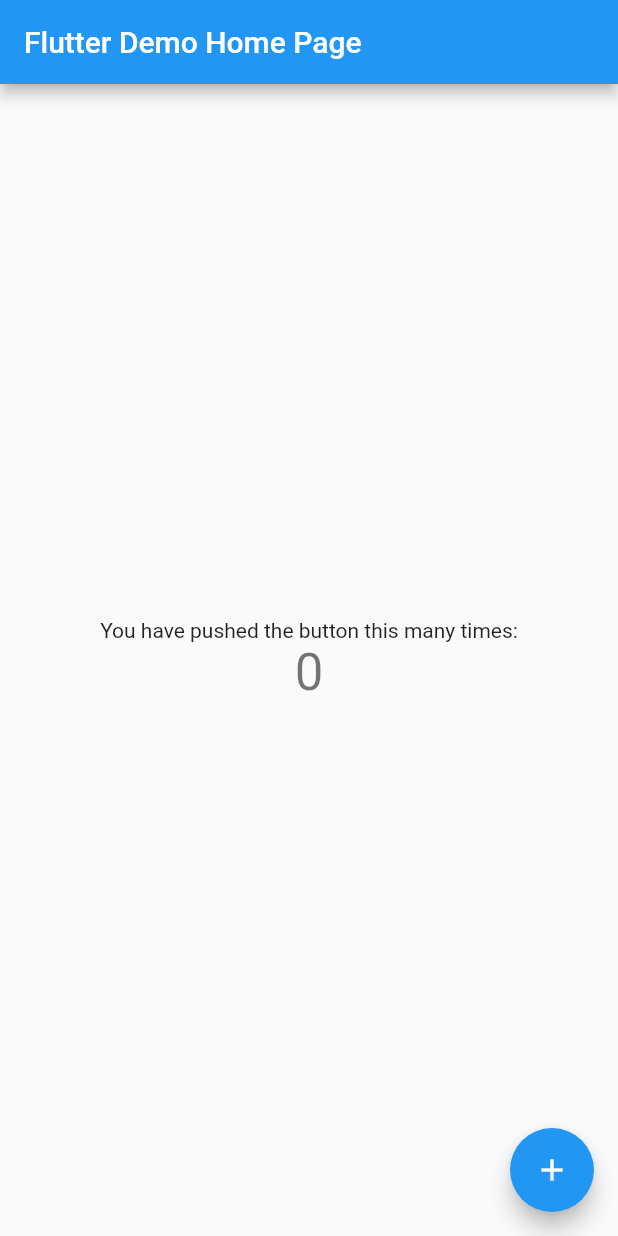
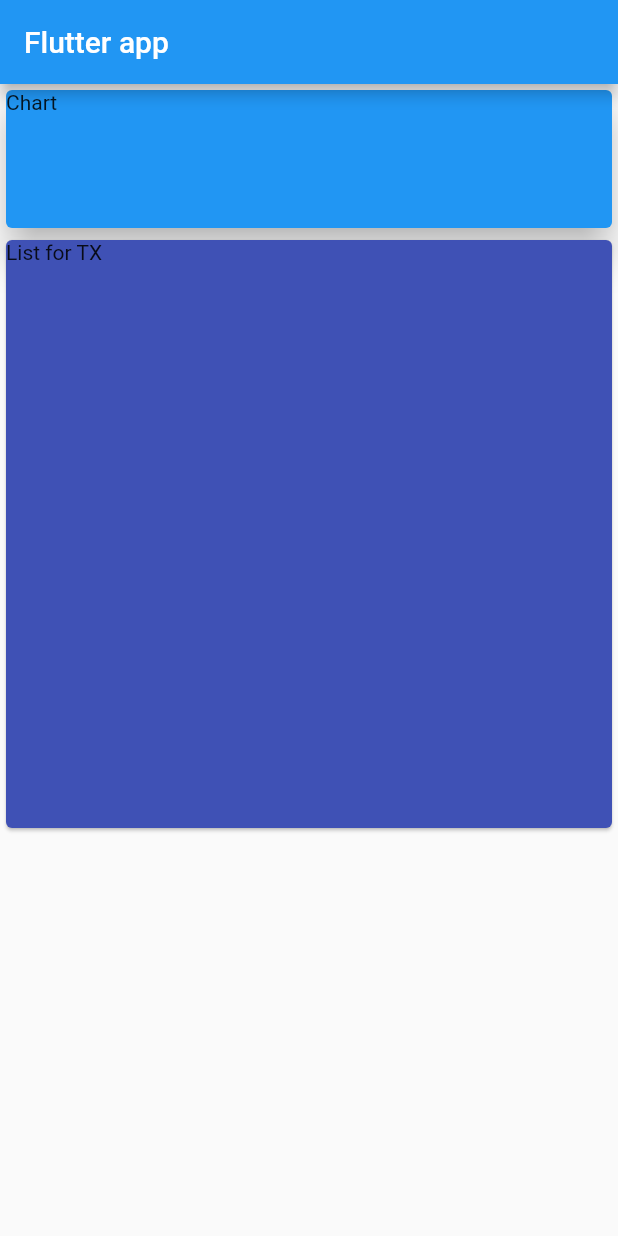
Before and after one commit to Adona12/Expense_Planner, a Flutter app: the screen it shows after launch, on a phone screen of 412 x 824 dp. Run offline on Flutter 3.47's test engine with Material 2 defaults, Android fonts, the phone set to English and light mode, and no system bars.

Commit message:
created our transaction class

```diff
--- a/lib/main.dart
+++ b/lib/main.dart
@@ -1,111 +1,54 @@
 import 'package:flutter/material.dart';
-
+import './transaction.dart';
 void main() => runApp(MyApp());
 
 class MyApp extends StatelessWidget {
-  // This widget is the root of your application.
   @override
   Widget build(BuildContext context) {
     return MaterialApp(
       title: 'Flutter Demo',
-      theme: ThemeData(
-        // This is the theme of your application.
-        //
-        // Try running your application with "flutter run". You'll see the
-        // application has a blue toolbar. Then, without quitting the app, try
-        // changing the primarySwatch below to Colors.green and then invoke
-        // "hot reload" (press "r" in the console where you ran "flutter run",
-        // or simply save your changes to "hot reload" in a Flutter IDE).
-        // Notice that the counter didn't reset back to zero; the application
-        // is not restarted.
-        primarySwatch: Colors.blue,
-      ),
-      home: MyHomePage(title: 'Flutter Demo Home Page'),
+      home: MyHomePage(),
     );
   }
 }
 
-class MyHomePage extends StatefulWidget {
-  MyHomePage({Key key, this.title}) : super(key: key);
+class MyHomePage extends StatelessWidget {
 
-  // This widget is the home page of your application. It is stateful, meaning
-  // that it has a State object (defined below) that contains fields that affect
-  // how it looks.
 
-  // This class is the configuration for the state. It holds the values (in this
-  // case the title) provided by the parent (in this case the App widget) and
-  // used by the build method of the State. Fields in a Widget subclass are
-  // always marked "final".
-
-  final String title;
-
-  @override
-  _MyHomePageState createState() => _MyHomePageState();
-}
-
-class _MyHomePageState extends State<MyHomePage> {
-  int _counter = 0;
-
-  void _incrementCounter() {
-    setState(() {
-      // This call to setState tells the Flutter framework that something has
-      // changed in this State, which causes it to rerun the build method below
-      // so that the display can reflect the updated values. If we changed
-      // _counter without calling setState(), then the build method would not be
-      // called again, and so nothing would appear to happen.
-      _counter++;
-    });
-  }
-
+  final List<Transaction> transaction=[
+    Transaction(id: "t1",amount: 69.99,title: "New shoes",date: DateTime.now()),
+    Transaction(id: "t2",amount: 16.75,title: "weekly Groceries",date: DateTime.now()),
+  ];
   @override
   Widget build(BuildContext context) {
-    // This method is rerun every time setState is called, for instance as done
-    // by the _incrementCounter method above.
-    //
-    // The Flutter framework has been optimized to make rerunning build methods
-    // fast, so that you can just rebuild anything that needs updating rather
-    // than having to individually change instances of widgets.
     return Scaffold(
       appBar: AppBar(
-        // Here we take the value from the MyHomePage object that was created by
-        // the App.build method, and use it to set our appbar title.
-        title: Text(widget.title),
+        title: Text("Flutter app"),
       ),
-      body: Center(
-        // Center is a layout widget. It takes a single child and positions it
-        // in the middle of the parent.
-        child: Column(
-          // Column is also a layout widget. It takes a list of children and
-          // arranges them vertically. By default, it sizes itself to fit its
-          // children horizontally, and tries to be as tall as its parent.
-          //
-          // Invoke "debug painting" (press "p" in the console, choose the
-          // "Toggle Debug Paint" action from the Flutter Inspector in Android
-          // Studio, or the "Toggle Debug Paint" command in Visual Studio Code)
-          // to see the wireframe for each widget.
-          //
-          // Column has various properties to control how it sizes itself and
-          // how it positions its children. Here we use mainAxisAlignment to
-          // center the children vertically; the main axis here is the vertical
-          // axis because Columns are vertical (the cross axis would be
-          // horizontal).
-          mainAxisAlignment: MainAxisAlignment.center,
-          children: <Widget>[
-            Text(
-              'You have pushed the button this many times:',
+      body: Column(
+        children: <Widget>[
+          Container(
+            height:100 ,
+            width: double.infinity,
+            child: Card(
+              elevation: 10,
+              color: Colors.blue,
+              child: Text(
+                "Chart",
+              ),
             ),
-            Text(
-              '$_counter',
-              style: Theme.of(context).textTheme.display1,
-            ),
-          ],
-        ),
+          ),
+          Container(
+            height: 400,
+            width: double.infinity,
+            child: Card(
+              color:Colors.indigo,
+                child: Text(
+              "List for TX",
+            )),
+          ),
+        ],
       ),
-      floatingActionButton: FloatingActionButton(
-        onPressed: _incrementCounter,
-        tooltip: 'Increment',
-        child: Icon(Icons.add),
-      ), // This trailing comma makes auto-formatting nicer for build methods.
     );
   }
 }
--- /dev/null
+++ b/lib/transaction.dart
@@ -0,0 +1,13 @@
+import 'package:flutter/foundation.dart';
+
+class Transaction {
+  String id;
+  String title;
+  double amount;
+  DateTime date;
+  Transaction(
+      {@required this.id,
+      @required this.title,
+      @required this.amount,
+      @required this.date});
+}
```
